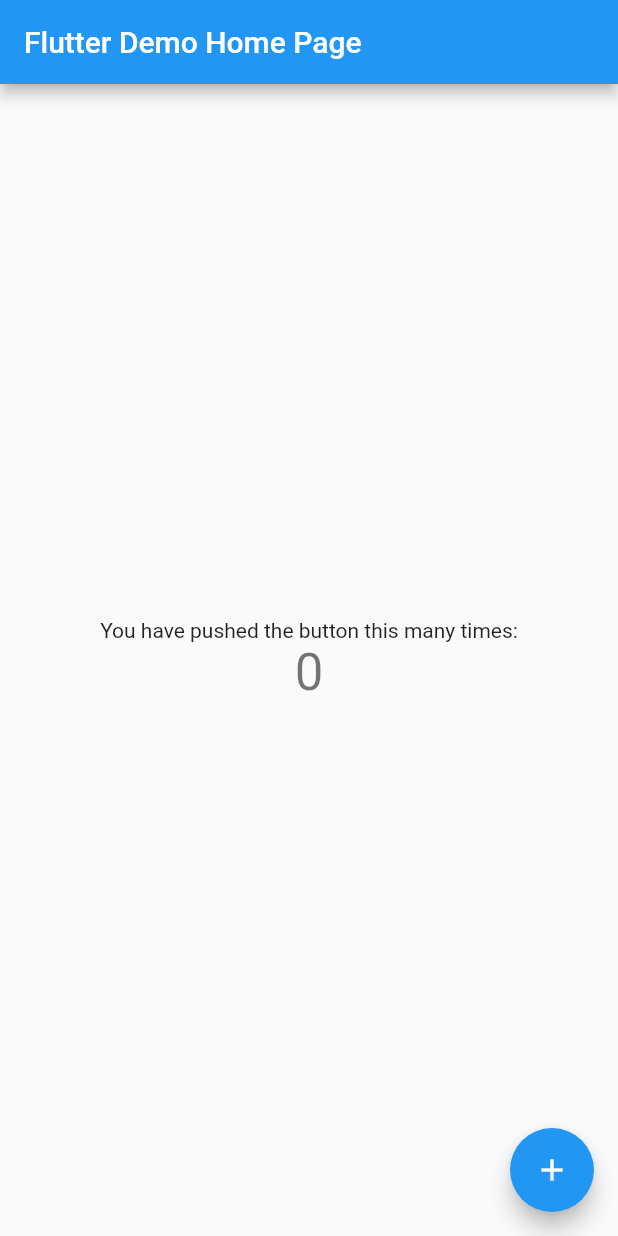
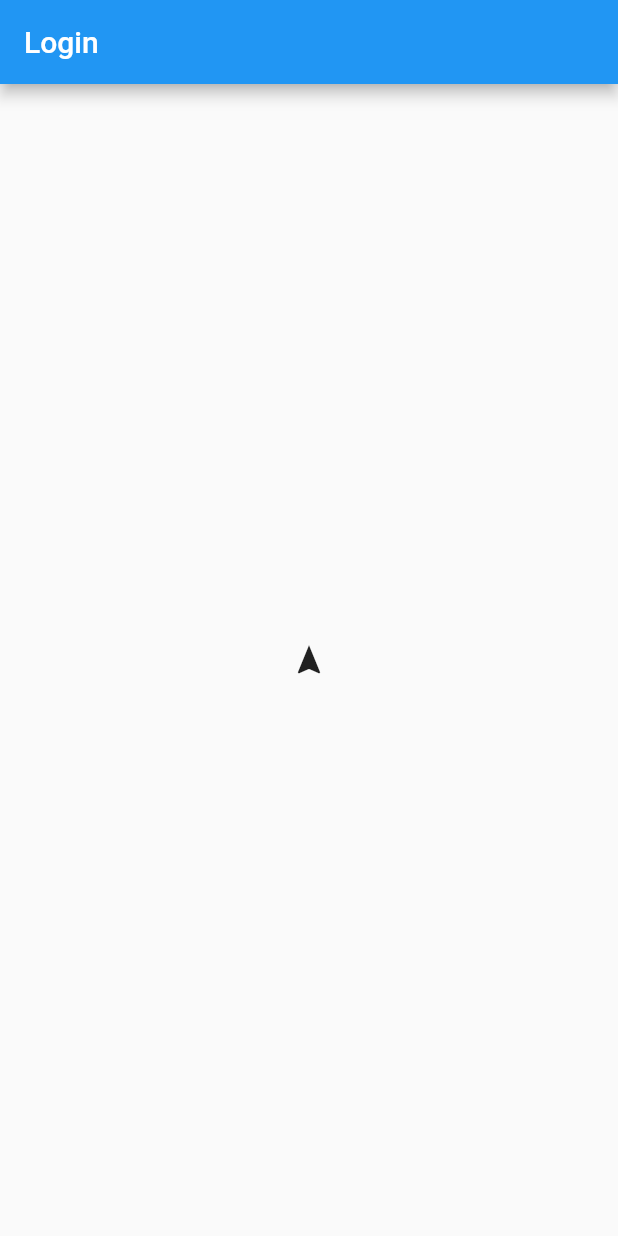
Before and after one commit to Kalashin1/Biskrit, a Flutter app: the screen it shows after launch, on a phone screen of 412 x 824 dp. Run offline on Flutter 3.47's test engine with Material 2 defaults, Android fonts, the light colour scheme and no system bars.

Commit message:
page setup

```diff
--- a/lib/main.dart
+++ b/lib/main.dart
@@ -1,8 +1,13 @@
 import 'package:flutter/material.dart';
+import 'package:briskit_app/pages/login.dart';
+import 'package:briskit_app/pages/movie.dart';
+import 'package:briskit_app/pages/movies.dart';
 
 void main() {
   runApp(const MyApp());
 }
+
+
 
 class MyApp extends StatelessWidget {
   const MyApp({super.key});
@@ -11,105 +16,14 @@
   @override
   Widget build(BuildContext context) {
     return MaterialApp(
-      title: 'Flutter Demo',
-      theme: ThemeData(
-        // This is the theme of your application.
-        //
-        // Try running your application with "flutter run". You'll see the
-        // application has a blue toolbar. Then, without quitting the app, try
-        // changing the primarySwatch below to Colors.green and then invoke
-        // "hot reload" (press "r" in the console where you ran "flutter run",
-        // or simply save your changes to "hot reload" in a Flutter IDE).
-        // Notice that the counter didn't reset back to zero; the application
-        // is not restarted.
-        primarySwatch: Colors.blue,
-      ),
-      home: const MyHomePage(title: 'Flutter Demo Home Page'),
+      title: 'Demo',
+      theme: ThemeData(),
+      initialRoute: '/',
+      routes: {
+        '/': (context) => const Login(),
+        '/movies': (context) => const Movies(),
+        '/movie': (context) => const Movie(),
+      },
     );
   }
 }
-
-class MyHomePage extends StatefulWidget {
-  const MyHomePage({super.key, required this.title});
-
-  // This widget is the home page of your application. It is stateful, meaning
-  // that it has a State object (defined below) that contains fields that affect
-  // how it looks.
-
-  // This class is the configuration for the state. It holds the values (in this
-  // case the title) provided by the parent (in this case the App widget) and
-  // used by the build method of the State. Fields in a Widget subclass are
-  // always marked "final".
-
-  final String title;
-
-  @override
-  State<MyHomePage> createState() => _MyHomePageState();
-}
-
-class _MyHomePageState extends State<MyHomePage> {
-  int _counter = 0;
-
-  void _incrementCounter() {
-    setState(() {
-      // This call to setState tells the Flutter framework that something has
-      // changed in this State, which causes it to rerun the build method below
-      // so that the display can reflect the updated values. If we changed
-      // _counter without calling setState(), then the build method would not be
-      // called again, and so nothing would appear to happen.
-      _counter++;
-    });
-  }
-
-  @override
-  Widget build(BuildContext context) {
-    // This method is rerun every time setState is called, for instance as done
-    // by the _incrementCounter method above.
-    //
-    // The Flutter framework has been optimized to make rerunning build methods
-    // fast, so that you can just rebuild anything that needs updating rather
-    // than having to individually change instances of widgets.
-    return Scaffold(
-      appBar: AppBar(
-        // Here we take the value from the MyHomePage object that was created by
-        // the App.build method, and use it to set our appbar title.
-        title: Text(widget.title),
-      ),
-      body: Center(
-        // Center is a layout widget. It takes a single child and positions it
-        // in the middle of the parent.
-        child: Column(
-          // Column is also a layout widget. It takes a list of children and
-          // arranges them vertically. By default, it sizes itself to fit its
-          // children horizontally, and tries to be as tall as its parent.
-          //
-          // Invoke "debug painting" (press "p" in the console, choose the
-          // "Toggle Debug Paint" action from the Flutter Inspector in Android
-          // Studio, or the "Toggle Debug Paint" command in Visual Studio Code)
-          // to see the wireframe for each widget.
-          //
-          // Column has various properties to control how it sizes itself and
-          // how it positions its children. Here we use mainAxisAlignment to
-          // center the children vertically; the main axis here is the vertical
-          // axis because Columns are vertical (the cross axis would be
-          // horizontal).
-          mainAxisAlignment: MainAxisAlignment.center,
-          children: <Widget>[
-            const Text(
-              'You have pushed the button this many times:',
-            ),
-            Text(
-              '$_counter',
-              style: Theme.of(context).textTheme.headline4,
-            ),
-          ],
-        ),
-      ),
-      floatingActionButton: FloatingActionButton(
-        onPressed: _incrementCounter,
-        tooltip: 'Increment',
-        child: const Icon(Icons.add),
-      ), // This trailing comma makes auto-formatting nicer for build methods.
-    );
-  }
-}
--- /dev/null
+++ b/lib/pages/login.dart
@@ -0,0 +1,29 @@
+import 'package:flutter/material.dart';
+
+void main () {
+  runApp(const Login());
+}
+
+class Login extends StatelessWidget {
+  const Login({Key? key}) : super(key: key);
+
+  @override
+  Widget build(BuildContext context) {
+    return Scaffold(
+      appBar: AppBar(
+        title: const Text('Login'),
+      ),
+      body: Container(
+        child: Center(
+          child: IconButton(
+              onPressed: () {
+                Navigator.pushNamed(context, '/movies');
+              },
+              icon: const Icon(Icons.navigation),
+          ),
+        )
+
+      ),
+    );
+  }
+}
```
Also changed, not shown: lib/pages/movie.dart (added, +19 -0 lines), lib/pages/movies.dart (added, +29 -0 lines).
